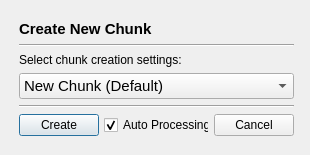
Before: the Qt Designer form AutoFTG/qtGui/uiAddNewChunkQuick.ui in bilkos/AutoFTG-Scripts_Metashape-Pro, drawn with Qt 5.
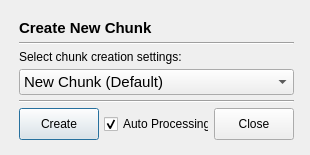
After: the same form once the commit is applied. Icons and pictures are not drawn.

Diff of the .ui file:
```diff
--- a/AutoFTG/qtGui/uiAddNewChunkQuick.ui
+++ b/AutoFTG/qtGui/uiAddNewChunkQuick.ui
@@ -170,7 +170,7 @@
       <item>
        <widget class="QPushButton" name="btnCreate">
         <property name="sizePolicy">
-         <sizepolicy hsizetype="Maximum" vsizetype="Fixed">
+         <sizepolicy hsizetype="Maximum" vsizetype="Preferred">
           <horstretch>0</horstretch>
           <verstretch>0</verstretch>
          </sizepolicy>
@@ -207,13 +207,13 @@
       <item>
        <widget class="QPushButton" name="btnCancel">
         <property name="sizePolicy">
-         <sizepolicy hsizetype="Maximum" vsizetype="Fixed">
+         <sizepolicy hsizetype="Maximum" vsizetype="Preferred">
           <horstretch>0</horstretch>
           <verstretch>0</verstretch>
          </sizepolicy>
         </property>
         <property name="text">
-         <string notr="true">Cancel</string>
+         <string notr="true">Close</string>
         </property>
         <property name="icon">
          <iconset resource="../qtresources.qrc">
```
Left out of the diff: 2 changed lines with no effect on the pictures.
